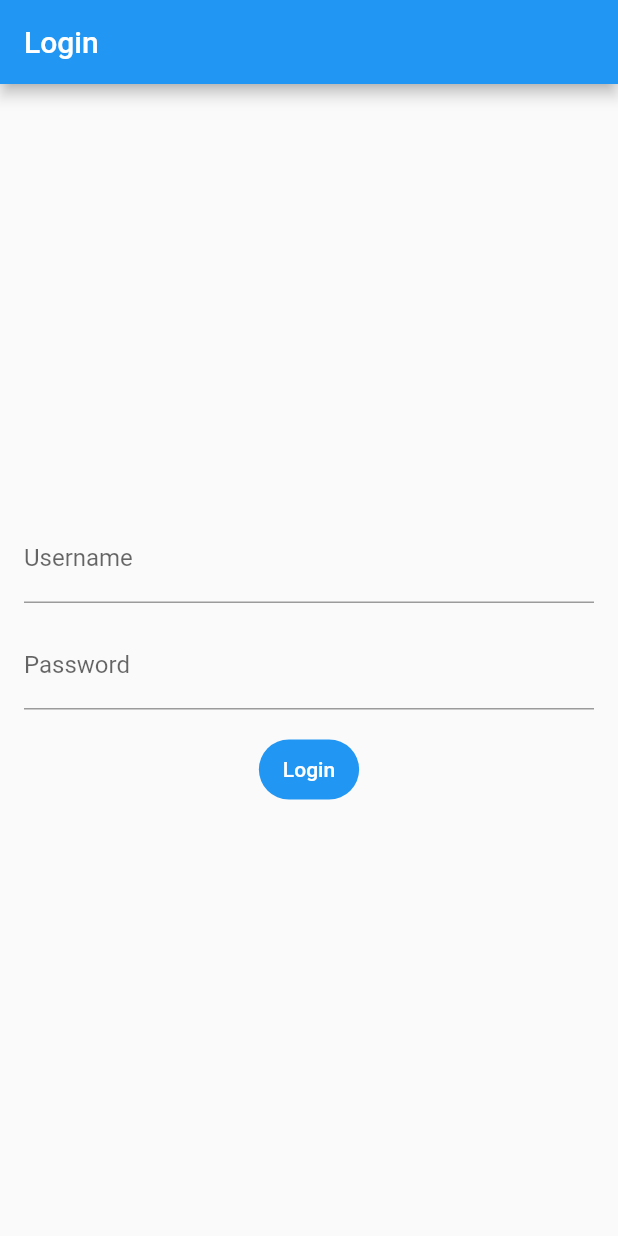
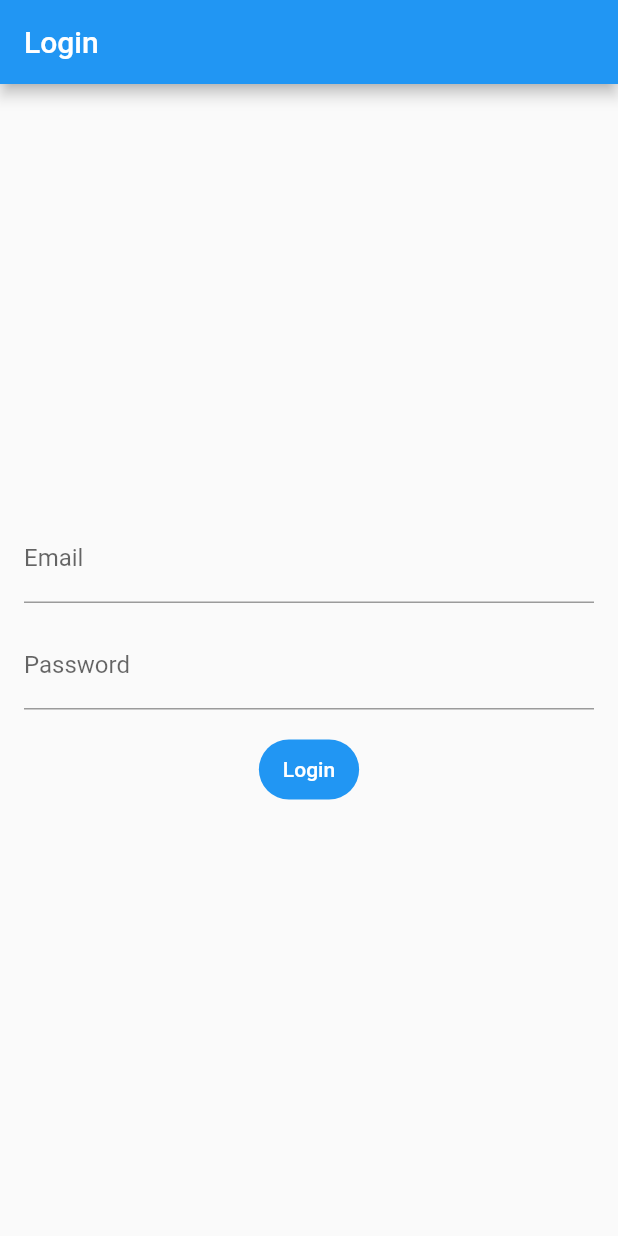
Before and after one commit to ricardodalarme/flutter_bloc_starter, a Flutter app: the screen it shows after launch, on a phone screen of 412 x 824 dp. Run offline on Flutter 3.47's test engine with Material 2 defaults, Android fonts, the phone set to English and light mode, and no system bars; our stand-ins replace firebase_core, firebase_crashlytics, flutter_bloc, go_router; accounts and stored records are empty; generated files the repository leaves out were written again.

Commit message:
change(login): change login to use email instead of username

```diff
--- a/lib/l10n/arb/app_en.arb
+++ b/lib/l10n/arb/app_en.arb
@@ -1,7 +1,7 @@
 {
   "appName": "Flutter Bloc Starter",
   "login": "Login",
-  "username": "Username",
+  "email": "Email",
   "password": "Password",
   "home": "Home",
   "logout": "Logout"
--- a/lib/l10n/arb/app_pt.arb
+++ b/lib/l10n/arb/app_pt.arb
@@ -1,7 +1,7 @@
 {
   "appName": "Flutter Bloc Starter",
   "login": "Login",
-  "username": "Usuáro",
+  "email": "Email",
   "password": "Senha",
   "home": "Home",
   "logout": "Sair"
--- a/lib/pages/login/login_view.dart
+++ b/lib/pages/login/login_view.dart
@@ -20,7 +20,7 @@ class LoginView extends StatelessWidget {
           children: [
             TextField(
               decoration: InputDecoration(
-                labelText: context.l10n.username,
+                labelText: context.l10n.email,
               ),
             ),
             const SizedBox(height: AppSpacing.medium),
```
